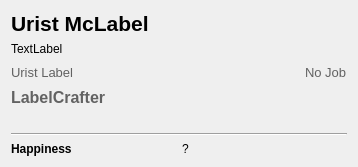
Above: ui/dwarfdetailswidget.ui from Dwarf-Therapist/Dwarf-Therapist before the change. Below: the same form after it.
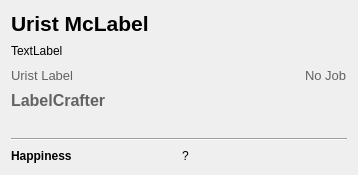
That is the form after the change.

Patch:
```diff
--- a/ui/dwarfdetailswidget.ui
+++ b/ui/dwarfdetailswidget.ui
@@ -7,7 +7,7 @@
     <x>0</x>
     <y>0</y>
     <width>358</width>
-    <height>154</height>
+    <height>175</height>
    </rect>
   </property>
   <property name="windowTitle">
```
Left out of the diff: 3 changed lines with no effect on the pictures.
